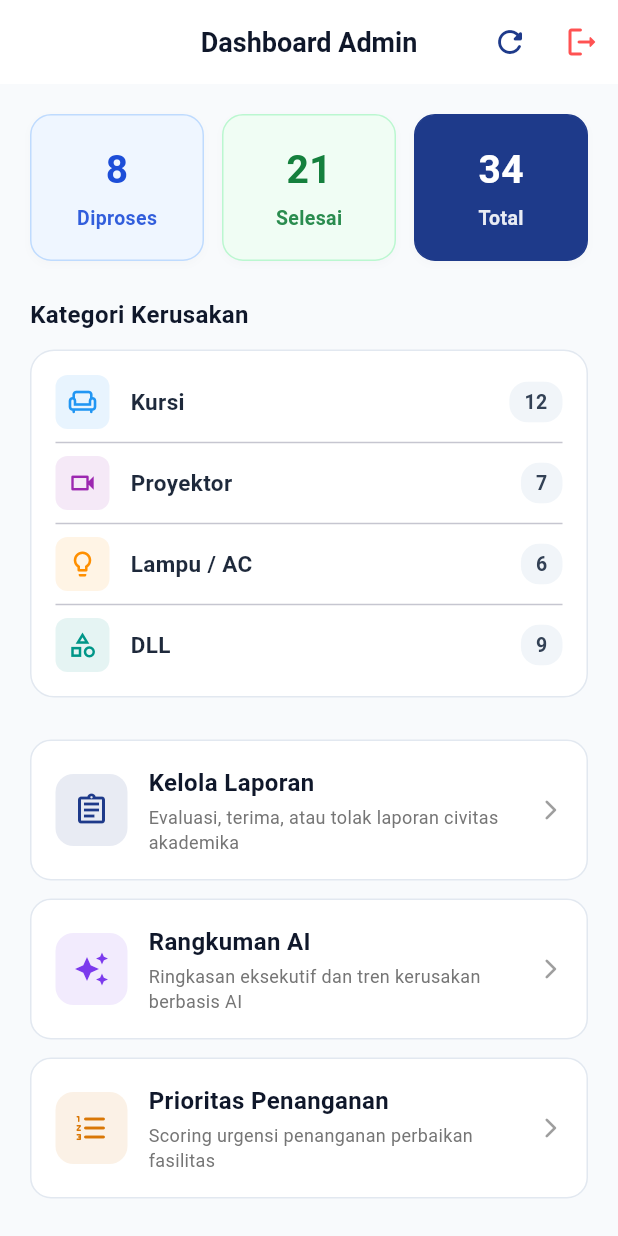
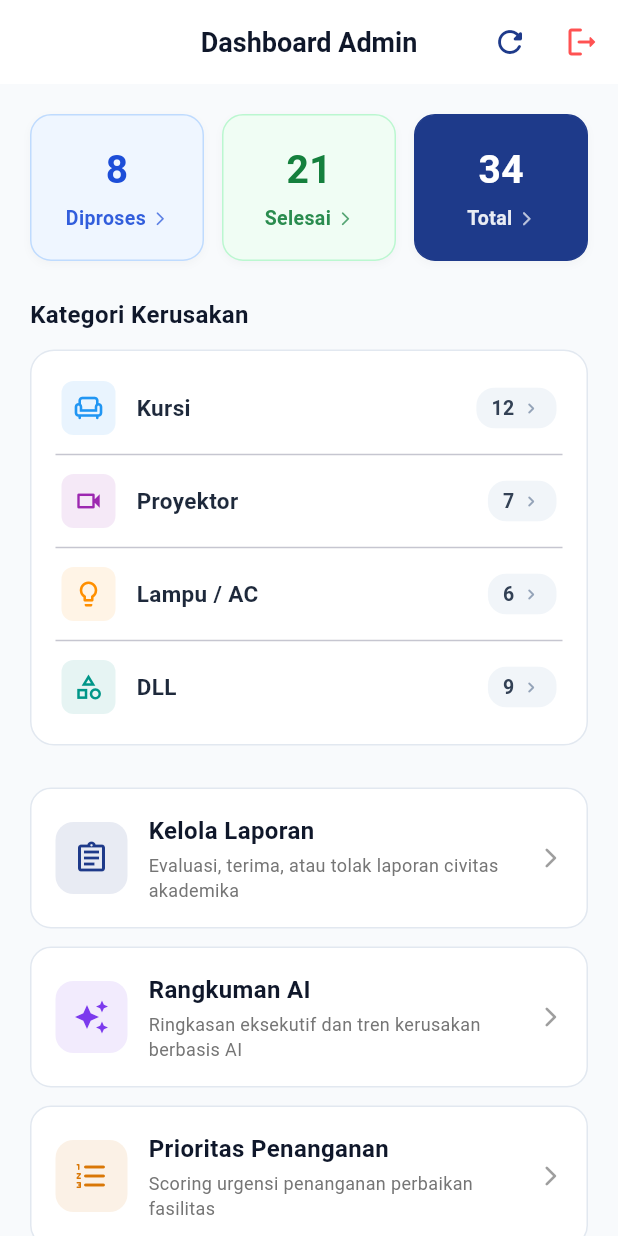
Before and after one commit to Fakhrulrijal/Student-Facility-Reporting-, a Flutter app: the AdminDashboardScreen screen opened directly, on a phone screen of 412 x 824 dp. Run offline on Flutter 3.47's test engine with Material 3 defaults, Android fonts, the phone set to English and light mode, and no system bars; our stand-ins replace image_picker; accounts and stored records are empty; network calls fail.

Commit message:
feat(admin): make dashboard KPI metric cards and categories clickable with auto-filtering

```diff
--- a/lib/screens/admin/admin_dashboard_screen.dart
+++ b/lib/screens/admin/admin_dashboard_screen.dart
@@ -21,6 +21,24 @@ class _AdminDashboardScreenState extends State<AdminDashboardScreen> {
     WidgetsBinding.instance.addPostFrameCallback((_) {
       Provider.of<AdminProvider>(context, listen: false).fetchSummary();
     });
+  }
+
+  void _navigateToReports(BuildContext context, {required String tab, String category = 'Semua'}) {
+    final adminProv = Provider.of<AdminProvider>(context, listen: false);
+    adminProv.setSelectedTab(tab);
+    adminProv.setSelectedCategory(category);
+    adminProv.fetchReports();
+
+    if (widget.onNavigateTab != null) {
+      widget.onNavigateTab!(1);
+    } else {
+      Navigator.push(
+        context,
+        MaterialPageRoute(
+          builder: (_) => AdminManageReportsScreen(initialTab: tab, initialCategory: category),
+        ),
+      );
+    }
   }
 
   @override
@@ -80,7 +98,7 @@ class _AdminDashboardScreenState extends State<AdminDashboardScreen> {
           child: Column(
             crossAxisAlignment: CrossAxisAlignment.start,
             children: [
-              // Summary Metrics Row (Slide 18 Mockup)
+              // Summary Metrics Row (Slide 18 Mockup - Clickable Filter)
               Row(
                 children: [
                   Expanded(
@@ -90,6 +108,7 @@ class _AdminDashboardScreenState extends State<AdminDashboardScreen> {
                       bgColor: const Color(0xFFEFF6FF),
                       textColor: const Color(0xFF1D4ED8),
                       borderColor: const Color(0xFFBFDBFE),
+                      onTap: () => _navigateToReports(context, tab: 'Diproses'),
                     ),
                   ),
                   const SizedBox(width: 12),
@@ -100,6 +119,7 @@ class _AdminDashboardScreenState extends State<AdminDashboardScreen> {
                       bgColor: const Color(0xFFF0FDF4),
                       textColor: const Color(0xFF15803D),
                       borderColor: const Color(0xFFBBF7D0),
+                      onTap: () => _navigateToReports(context, tab: 'Selesai'),
                     ),
                   ),
                   const SizedBox(width: 12),
@@ -110,13 +130,14 @@ class _AdminDashboardScreenState extends State<AdminDashboardScreen> {
                       bgColor: const Color(0xFF1E3A8A),
                       textColor: Colors.white,
                       borderColor: const Color(0xFF1E3A8A),
+                      onTap: () => _navigateToReports(context, tab: 'Semua'),
                     ),
                   ),
                 ],
               ),
               const SizedBox(height: 24),
 
-              // Breakdown Kategori Kerusakan (Slide 18 Mockup)
+              // Breakdown Kategori Kerusakan (Slide 18 Mockup - Clickable Category Filter)
               const Text(
                 'Kategori Kerusakan',
                 style: TextStyle(
@@ -135,13 +156,37 @@ class _AdminDashboardScreenState extends State<AdminDashboardScreen> {
                 ),
                 child: Column(
                   children: [
-                    _buildCategoryRow('Kursi', breakdown['Kursi'] ?? 12, Icons.chair_outlined, Colors.blue),
+                    _buildCategoryRow(
+                      'Kursi',
+                      breakdown['Kursi'] ?? 12,
+                      Icons.chair_outlined,
+                      Colors.blue,
+                      () => _navigateToReports(context, tab: 'Semua', category: 'Kursi'),
+                    ),
                     const Divider(height: 18),
-                    _buildCategoryRow('Proyektor', breakdown['Proyektor'] ?? 7, Icons.videocam_outlined, Colors.purple),
+                    _buildCategoryRow(
+                      'Proyektor',
+                      breakdown['Proyektor'] ?? 7,
+                      Icons.videocam_outlined,
+                      Colors.purple,
+                      () => _navigateToReports(context, tab: 'Semua', category: 'Proyektor'),
+                    ),
                     const Divider(height: 18),
-                    _buildCategoryRow('Lampu / AC', breakdown['Lampu / AC'] ?? 6, Icons.lightbulb_outline, Colors.amber.shade800),
+                    _buildCategoryRow(
+                      'Lampu / AC',
+                      breakdown['Lampu / AC'] ?? 6,
+                      Icons.lightbulb_outline,
+                      Colors.amber.shade800,
+                      () => _navigateToReports(context, tab: 'Semua', category: 'Lampu / AC'),
+                    ),
                     const Divider(height: 18),
-                    _buildCategoryRow('DLL', breakdown['DLL'] ?? 9, Icons.category_outlined, Colors.teal),
+                    _buildCategoryRow(
+                      'DLL',
+                      breakdown['DLL'] ?? 9,
+                      Icons.category_outlined,
+                      Colors.teal,
+                      () => _navigateToReports(context, tab: 'Semua', category: 'DLL'),
+                    ),
                   ],
                 ),
               ),
@@ -201,16 +246,22 @@ class _AdminDashboardScreenState extends State<AdminDashboardScreen> {
     required Color bgColor,
     required Color textColor,
     required Color borderColor,
+    VoidCallback? onTap,
   }) {
-    return Container(
-      padding: const EdgeInsets.symmetric(vertical: 18, horizontal: 12),
+    return Material(
+      color: Colors.transparent,
+      child: InkWell(
+        onTap: onTap,
+        borderRadius: BorderRadius.circular(14),
+        child: Container(
+          padding: const EdgeInsets.symmetric(vertical: 18, horizontal: 8),
           decoration: BoxDecoration(
             color: bgColor,
             borderRadius: BorderRadius.circular(14),
             border: Border.all(color: borderColor),
             boxShadow: [
               BoxShadow(
-            color: Colors.black.withOpacity(0.02),
+                color: Colors.black.withValues(alpha: 0.03),
                 blurRadius: 4,
                 offset: const Offset(0, 2),
               ),
@@ -227,26 +278,47 @@ class _AdminDashboardScreenState extends State<AdminDashboardScreen> {
                 ),
               ),
               const SizedBox(height: 4),
+              Row(
+                mainAxisAlignment: MainAxisAlignment.center,
+                mainAxisSize: MainAxisSize.min,
+                children: [
                   Text(
                     label,
                     style: TextStyle(
                       fontSize: 13,
                       fontWeight: FontWeight.w600,
-              color: textColor.withOpacity(0.9),
+                      color: textColor.withValues(alpha: 0.9),
                     ),
                   ),
+                  const SizedBox(width: 4),
+                  Icon(
+                    Icons.arrow_forward_ios_rounded,
+                    size: 11,
+                    color: textColor.withValues(alpha: 0.7),
+                  ),
                 ],
+              ),
+            ],
+          ),
+        ),
       ),
     );
   }
 
-  Widget _buildCategoryRow(String name, int count, IconData icon, Color color) {
-    return Row(
+  Widget _buildCategoryRow(String name, int count, IconData icon, Color color, VoidCallback? onTap) {
+    return Material(
+      color: Colors.transparent,
+      child: InkWell(
+        onTap: onTap,
+        borderRadius: BorderRadius.circular(8),
+        child: Padding(
+          padding: const EdgeInsets.symmetric(vertical: 4, horizontal: 4),
+          child: Row(
             children: [
               Container(
                 padding: const EdgeInsets.all(8),
                 decoration: BoxDecoration(
-            color: color.withOpacity(0.1),
+                  color: color.withValues(alpha: 0.1),
                   borderRadius: BorderRadius.circular(8),
                 ),
                 child: Icon(icon, color: color, size: 20),
@@ -268,7 +340,10 @@ class _AdminDashboardScreenState extends State<AdminDashboardScreen> {
                   color: const Color(0xFFF1F5F9),
                   borderRadius: BorderRadius.circular(12),
                 ),
-          child: Text(
+                child: Row(
+                  mainAxisSize: MainAxisSize.min,
+                  children: [
+                    Text(
                       count.toString(),
                       style: const TextStyle(
                         fontSize: 13,
@@ -276,8 +351,15 @@ class _AdminDashboardScreenState extends State<AdminDashboardScreen> {
                         color: Color(0xFF334155),
                       ),
                     ),
+                    const SizedBox(width: 4),
+                    const Icon(Icons.chevron_right_rounded, size: 14, color: Color(0xFF94A3B8)),
+                  ],
+                ),
               ),
             ],
+          ),
+        ),
+      ),
     );
   }
 
```
Also changed, not shown: lib/providers/admin_provider.dart (+27 -2 lines), lib/screens/admin/admin_manage_reports_screen.dart (+62 -3 lines). Lines whose indentation alone changed are shown as unchanged.
